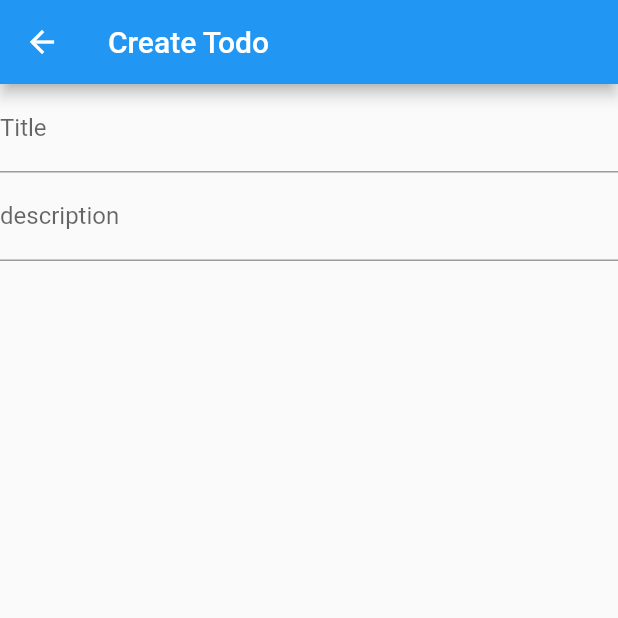
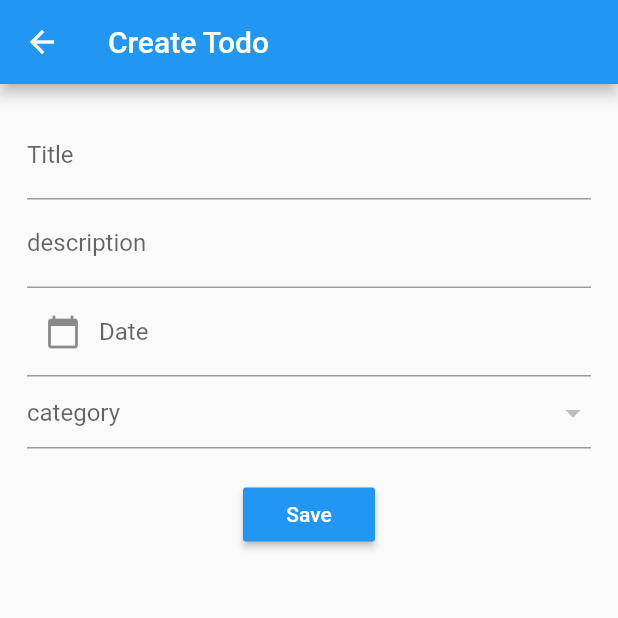
Before and after one commit to shankerram3/flutter_todo_database, a Flutter app: the TodoScreen screen opened directly, on a phone screen of 412 x 824 dp, the top half of it. Run offline on Flutter 3.47's test engine with Material 2 defaults, Android fonts, the phone set to English and light mode, and no system bars; our stand-ins replace sqflite; missing offline and left inert: dart:ffi; accounts and stored records are empty; network calls fail.

Commit message:
work feautres

```diff
--- a/lib/models/todo.dart
+++ b/lib/models/todo.dart
@@ -0,0 +1,21 @@
+class Todo{
+  int? id;
+  String? title;
+  String? description;
+  String? category;
+  String? todoDate;
+  int? isFinished;
+
+
+  todoMap(){
+    var mapping = Map<String,dynamic>();
+    mapping['id']=id;
+    mapping['title'] = title;
+    mapping['description']=description;
+    mapping['category']=category;
+    mapping['todoDate']=todoDate;
+    mapping['isFinished'] = isFinished;
+    return mapping;
+  }
+
+}
--- a/lib/repositories/database_connection.dart
+++ b/lib/repositories/database_connection.dart
@@ -12,5 +12,13 @@ class DatabaseConnection{
   }
   _onCreatingDatabase(Database database,int version) async{
     await database.execute("CREATE TABLE categories (id INTEGER PRIMARY KEY,name TEXT,description TEXT)");
+
+    await database.execute("CREATE TABLE todos(id INTEGER PRIMARY KEY,title TEXT,description TEXT,category TEXT,todoDate TEXT , isFinished INTEGER)");
+
+
+
   }
+
+
+
 }
--- a/lib/screens/ToDo_screen.dart
+++ b/lib/screens/ToDo_screen.dart
@@ -1,4 +1,11 @@
+import 'dart:ffi';
+
 import 'package:flutter/material.dart';
+import 'package:flutter_todo/models/todo.dart';
+import 'package:flutter_todo/services/category_service.dart';
+import 'package:flutter_todo/services/todo_service.dart';
+import '../models/category.dart';
+import 'package:intl/intl.dart';
 
 class TodoScreen extends StatefulWidget {
   TodoScreen({Key? key}) : super(key: key);
@@ -11,6 +18,39 @@ class _TodoScreenState extends State<TodoScreen> {
   var todoTitleController = TextEditingController();
   var todoDescriptionController = TextEditingController();
   var todoDateController = TextEditingController();
+  var _selectedValue;
+
+  // List<String>? _categories = null;
+  List<String> _categories = [];
+
+  @override
+  void initState() {
+    super.initState();
+    _loadCategories();
+  }
+
+  _loadCategories() async {
+    var _categoryService = CategoryService();
+    var readData = await _categoryService.readCategories();
+    setState(() {
+      readData.map((data) => _categories.add(data['name'])).toList();
+    });
+  }
+
+  DateTime _dateTime = DateTime.now();
+  _selectedTodoDate(BuildContext context) async {
+    var _pickedDate = await showDatePicker(
+        context: context,
+        initialDate: _dateTime,
+        firstDate: DateTime(1960),
+        lastDate: DateTime(2060));
+    if(_pickedDate!=null){
+      setState((){
+        _dateTime = _pickedDate;
+        todoDateController.text = DateFormat('yyyy-MM-dd').format(_pickedDate);
+      });
+    }
+  }
 
   @override
   Widget build(BuildContext context) {
@@ -18,7 +58,10 @@ class _TodoScreenState extends State<TodoScreen> {
       appBar: AppBar(
         title: Text('Create Todo'),
       ),
-      body: Column(
+      body: SingleChildScrollView(
+        child: Padding(
+          padding: EdgeInsets.all(18.0),
+          child: Column(
             children: <Widget>[
               TextField(
                 controller: todoTitleController,
@@ -35,14 +78,53 @@ class _TodoScreenState extends State<TodoScreen> {
                 ),
               ),
               TextField(
-            controller: todoTitleController,
+                controller: todoDateController,
                 decoration: InputDecoration(
-              labelText: 'Title',
-              hintText: 'Write Todo Description',
-              prefix
+                  labelText: 'Date',
+                  hintText: 'Pick a date',
+                  prefixIcon: InkWell(
+                    onTap: () {
+                      _selectedTodoDate(context);
+                    },
+                    child: (Icon(Icons.calendar_today)),
                   ),
                 ),
+              ),
+              DropdownButtonFormField<String>(
+                value: _selectedValue,
+                items: _categories
+                    .map((String value) => DropdownMenuItem(
+                          child: Text(value),
+                          value: value,
+                        ))
+                    .toList(),
+                hint: Text('category'),
+                onChanged: (value) {
+                  setState(() => _selectedValue = value);
+                },
+              ),
+              SizedBox(
+                height: 20,
+              ),
+              RaisedButton(
+                onPressed: ()async {
+                  var todoObject=Todo();
+                  todoObject.title = todoTitleController.text;
+                  todoObject.description = todoDescriptionController.text;
+                  todoObject.isFinished = 0;
+                  todoObject.category = _selectedValue;
+                  todoObject.todoDate = await todoDateController.text;
+
+                  var _todoService = TodoService();
+                  var result = await _todoService.saveTodo(todoObject);
+                  Navigator.pop(context);
+                  },
+                color: Colors.blue,
+                child: Text('Save', style: TextStyle(color: Colors.white)),
+              ),
             ],
+          ),
+        ),
       ),
     );
   }
--- a/lib/services/todo_service.dart
+++ b/lib/services/todo_service.dart
@@ -0,0 +1,22 @@
+import 'package:flutter_todo/models/todo.dart';
+import 'package:flutter_todo/repositories/repositories.dart';
+
+class TodoService{
+  Repository? _repository;
+  TodoService(){
+    _repository = Repository();
+
+  }
+
+  saveTodo(Todo todo)async{
+    return await _repository?.insertData('todos', todo.todoMap());
+  }
+  readTodo()async{
+    return await _repository?.readData('todos');
+  }
+
+  //read todos by category
+readTodosByCategory(category)async{
+    return await _repository?.readDataByCategory('todos', 'category', category);
+}
+}
--- a/lib/src/app.dart
+++ b/lib/src/app.dart
@@ -11,7 +11,6 @@ class App extends StatelessWidget {
     return  MaterialApp(
     debugShowCheckedModeBanner: false,
     home: HomeScreen(),
-
     );
   }
 }
--- a/pubspec.yaml
+++ b/pubspec.yaml
@@ -31,6 +31,7 @@ dependencies:
     sdk: flutter
   sqflite:
   path_provider:
+  intl:
 
 
   # The following adds the Cupertino Icons font to your application.
```
Also changed, not shown: lib/helpers/drawer_navigation.dart (+7 -2 lines), lib/repositories/repositories.dart (+4 -7 lines), lib/screens/home_screens.dart (+52 -2 lines), lib/screens/todos_by_category.dart (+41 -0 lines), pubspec.lock. Lines whose indentation alone changed are shown as unchanged.
